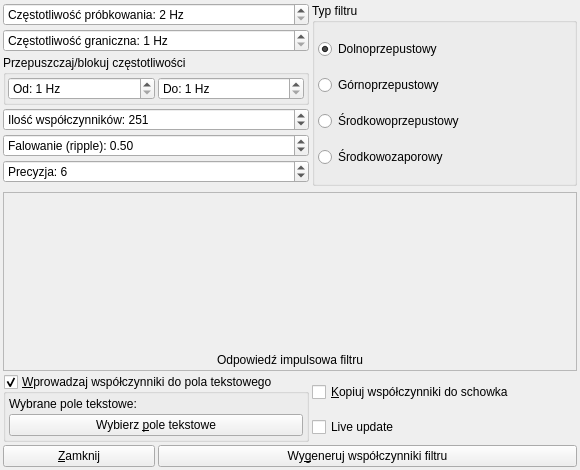
Old version of the form Additions/FIR_Designer/FIR_Designer.ui in the repository zaps166/DSPBlocks.
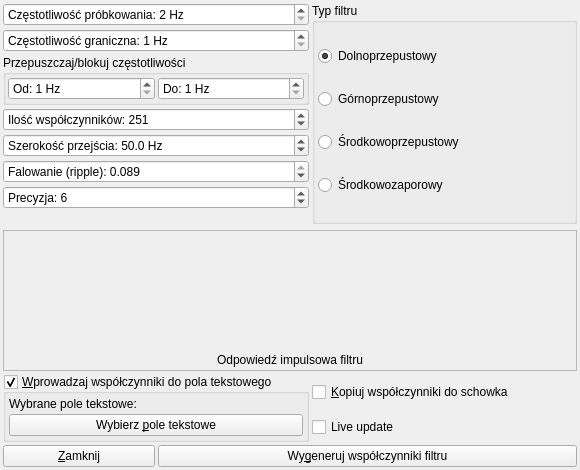
New version of the form. Custom widgets are drawn as their Qt base class.

Commit message: Kaiser window for FIR designer

```diff
--- a/Additions/FIR_Designer/FIR_Designer.ui
+++ b/Additions/FIR_Designer/FIR_Designer.ui
@@ -29,7 +29,7 @@
    <property name="spacing">
     <number>3</number>
    </property>
-   <item row="8" column="0" colspan="3">
+   <item row="13" column="0" colspan="3">
     <widget class="QFrame" name="frame">
      <property name="frameShape">
       <enum>QFrame::StyledPanel</enum>
@@ -95,7 +95,7 @@
      </property>
     </widget>
    </item>
-   <item row="13" column="1" colspan="2">
+   <item row="18" column="1" colspan="2">
     <widget class="QPushButton" name="coeffGenB">
      <property name="text">
       <string>Wy&amp;generuj współczynniki filtru</string>
@@ -111,33 +111,30 @@
       <number>5</number>
      </property>
      <property name="maximum">
-      <number>20000</number>
+      <number>100000</number>
      </property>
      <property name="value">
       <number>251</number>
      </property>
     </widget>
    </item>
-   <item row="4" column="0" colspan="2">
-    <widget class="QDoubleSpinBox" name="rippleB">
+   <item row="0" column="0" colspan="2">
+    <widget class="QSpinBox" name="srateB">
+     <property name="suffix">
+      <string> Hz</string>
+     </property>
      <property name="prefix">
-      <string>Falowanie (ripple): </string>
+      <string>Częstotliwość próbkowania: </string>
      </property>
      <property name="minimum">
-      <double>0.010000000000000</double>
+      <number>2</number>
      </property>
      <property name="maximum">
-      <double>1.000000000000000</double>
-     </property>
-     <property name="singleStep">
-      <double>0.010000000000000</double>
-     </property>
-     <property name="value">
-      <double>0.500000000000000</double>
+      <number>1000000000</number>
      </property>
     </widget>
    </item>
-   <item row="0" column="2" rowspan="7">
+   <item row="0" column="2" rowspan="12">
     <widget class="QGroupBox" name="groupBox">
      <property name="title">
       <string>Typ filtru</string>
@@ -192,7 +189,7 @@
      </layout>
     </widget>
    </item>
-   <item row="9" column="0" rowspan="2" colspan="2">
+   <item row="14" column="0" rowspan="2" colspan="2">
     <widget class="QGroupBox" name="textEditB">
      <property name="sizePolicy">
       <sizepolicy hsizetype="Expanding" vsizetype="Preferred">
@@ -255,26 +252,7 @@
      </layout>
     </widget>
    </item>
-   <item row="0" column="0" colspan="2">
-    <widget class="QSpinBox" name="srateB">
-     <property name="suffix">
-      <string> Hz</string>
-     </property>
-     <property name="prefix">
-      <string>Częstotliwość próbkowania: </string>
-     </property>
-     <property name="minimum">
-      <number>2</number>
-     </property>
-     <property name="maximum">
-      <number>1000000000</number>
-     </property>
-    </widget>
-   </item>
-   <item row="7" column="0" colspan="3">
-    <widget class="WindFunc" name="windFuncW" native="true"/>
-   </item>
-   <item row="9" column="2">
+   <item row="14" column="2">
     <widget class="QCheckBox" name="toClipboardB">
      <property name="sizePolicy">
       <sizepolicy hsizetype="Expanding" vsizetype="Fixed">
@@ -287,7 +265,7 @@
      </property>
     </widget>
    </item>
-   <item row="10" column="2">
+   <item row="15" column="2">
     <widget class="QCheckBox" name="liveUpdateB">
      <property name="sizePolicy">
       <sizepolicy hsizetype="Expanding" vsizetype="Fixed">
@@ -300,7 +278,7 @@
      </property>
     </widget>
    </item>
-   <item row="13" column="0">
+   <item row="18" column="0">
     <widget class="QPushButton" name="closeB">
      <property name="text">
       <string>&amp;Zamknij</string>
@@ -310,22 +288,6 @@
      </property>
     </widget>
    </item>
-   <item row="5" column="0" colspan="2">
-    <widget class="QSpinBox" name="precissionB">
-     <property name="prefix">
-      <string>Precyzja: </string>
-     </property>
-     <property name="minimum">
-      <number>2</number>
-     </property>
-     <property name="maximum">
-      <number>10</number>
-     </property>
-     <property name="value">
-      <number>6</number>
-     </property>
-    </widget>
-   </item>
    <item row="2" column="0" colspan="2">
     <widget class="QGroupBox" name="bandFreqsB">
      <property name="title">
@@ -376,6 +338,72 @@
      </layout>
     </widget>
    </item>
+   <item row="5" column="0" colspan="2">
+    <widget class="QDoubleSpinBox" name="rippleB">
+     <property name="prefix">
+      <string>Falowanie (ripple): </string>
+     </property>
+     <property name="decimals">
+      <number>3</number>
+     </property>
+     <property name="minimum">
+      <double>0.001000000000000</double>
+     </property>
+     <property name="maximum">
+      <double>0.089000000000000</double>
+     </property>
+     <property name="singleStep">
+      <double>0.001000000000000</double>
+     </property>
+     <property name="value">
+      <double>0.089000000000000</double>
+     </property>
+    </widget>
+   </item>
+   <item row="4" column="0" colspan="2">
+    <widget class="QDoubleSpinBox" name="transitionWidthB">
+     <property name="prefix">
+      <string>Szerokość przejścia: </string>
+     </property>
+     <property name="suffix">
+      <string> Hz</string>
+     </property>
+     <property name="decimals">
+      <number>1</number>
+     </property>
+     <property name="minimum">
+      <double>2.000000000000000</double>
+     </property>
+     <property name="maximum">
+      <double>1000.000000000000000</double>
+     </property>
+     <property name="singleStep">
+      <double>1.000000000000000</double>
+     </property>
+     <property name="value">
+      <double>50.000000000000000</double>
+     </property>
+    </widget>
+   </item>
+   <item row="12" column="0" colspan="3">
+    <widget class="WindFunc" name="windFuncW" native="true"/>
+   </item>
+   <item row="6" column="0" colspan="2">
+    <widget class="QSpinBox" name="precissionB">
+     <property name="prefix">
+      <string>Precyzja: </string>
+     </property>
+     <property name="minimum">
+      <number>2</number>
+     </property>
+     <property name="maximum">
+      <number>10</number>
+     </property>
+     <property name="value">
+      <number>6</number>
+     </property>
+    </widget>
+   </item>
   </layout>
  </widget>
  <customwidgets>
```
Left out of the diff: 29 changed lines with no effect on the pictures. The commit also changes 7 other files.
